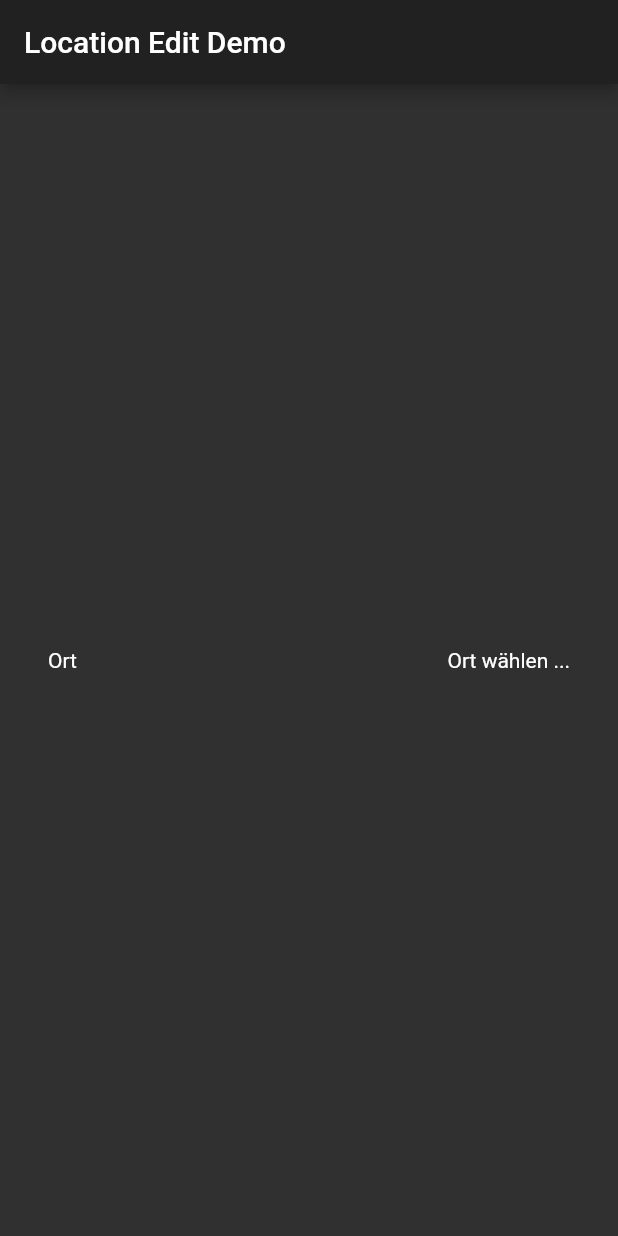
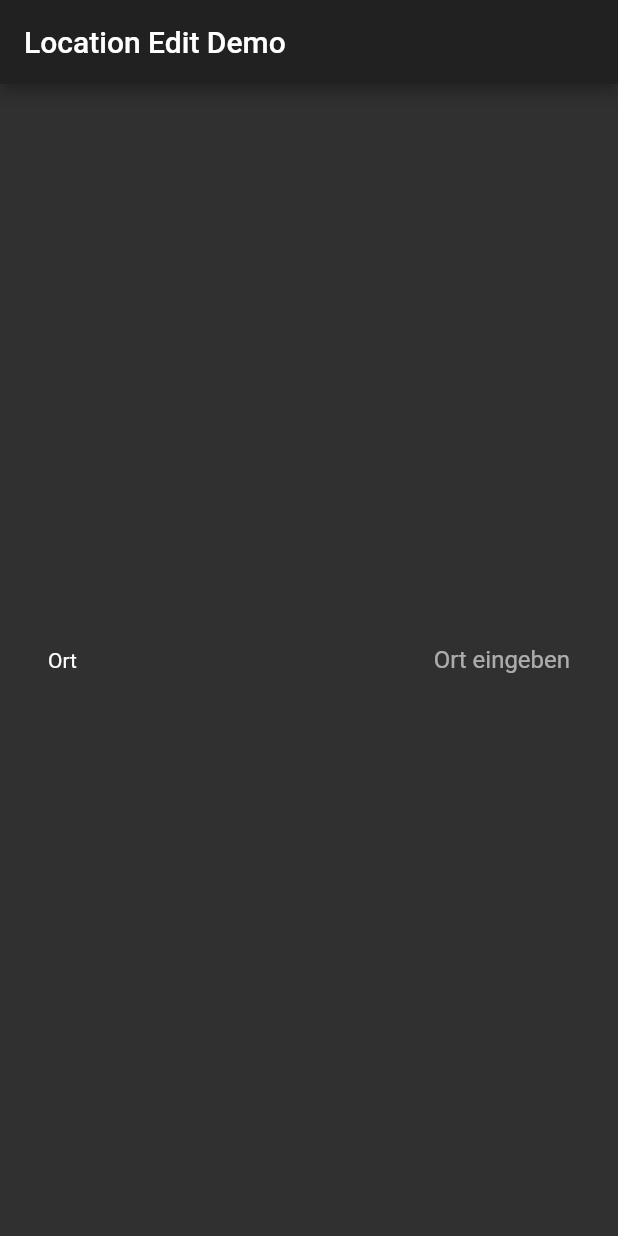
Before and after one commit to hottie85/flutter, a Flutter app: the screen it shows after launch, on a phone screen of 412 x 824 dp. Run offline on Flutter 3.47's test engine with Material 2 defaults, Android fonts, the phone set to English and light mode, and no system bars; missing offline and left inert: flutter_duration_picker, selectable_circle.

Commit message:
TextInput with hint.

```diff
--- a/location_edit/lib/location_edit.dart
+++ b/location_edit/lib/location_edit.dart
@@ -6,13 +6,32 @@ class LocationEdit extends StatefulWidget {
 }
 
 class LocationEditState extends State<LocationEdit> {
+  TextEditingController textController = TextEditingController();
+
+  @override
+  void initState() {
+    textController.text = '';
+    super.initState();
+  }
+
   @override
   Widget build(BuildContext context) {
-    return Container(
-      padding: EdgeInsets.all(32.0),
+    return new Container(
+      padding: new EdgeInsets.all(32.0),
       child: Row(
-        mainAxisAlignment: MainAxisAlignment.spaceBetween,
-        children: <Widget>[Text('Ort'), Text('Ort wählen ...')],
+        mainAxisAlignment: MainAxisAlignment.center,
+        children: <Widget>[
+          Text('Ort'),
+          new Flexible(
+            child: TextField(
+              controller: textController,
+              textAlign: TextAlign.right,
+              decoration: new InputDecoration.collapsed(
+                hintText: 'Ort eingeben',
+              ),
+            ),
+          ),
+        ],
       ),
     );
   }
```
